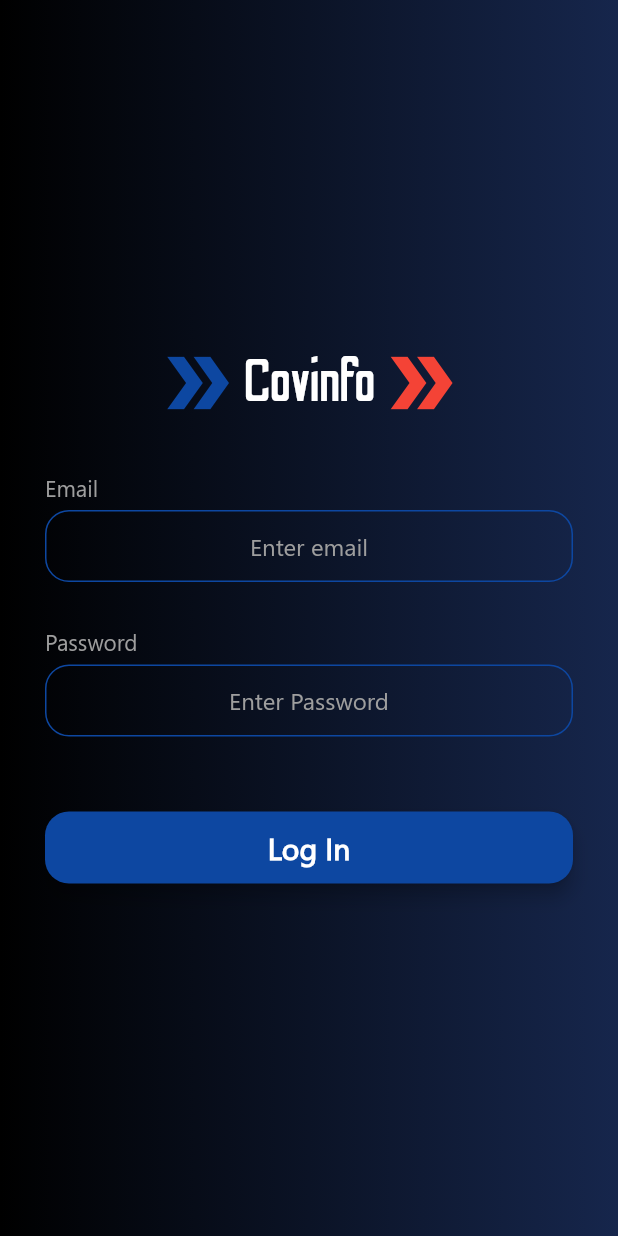
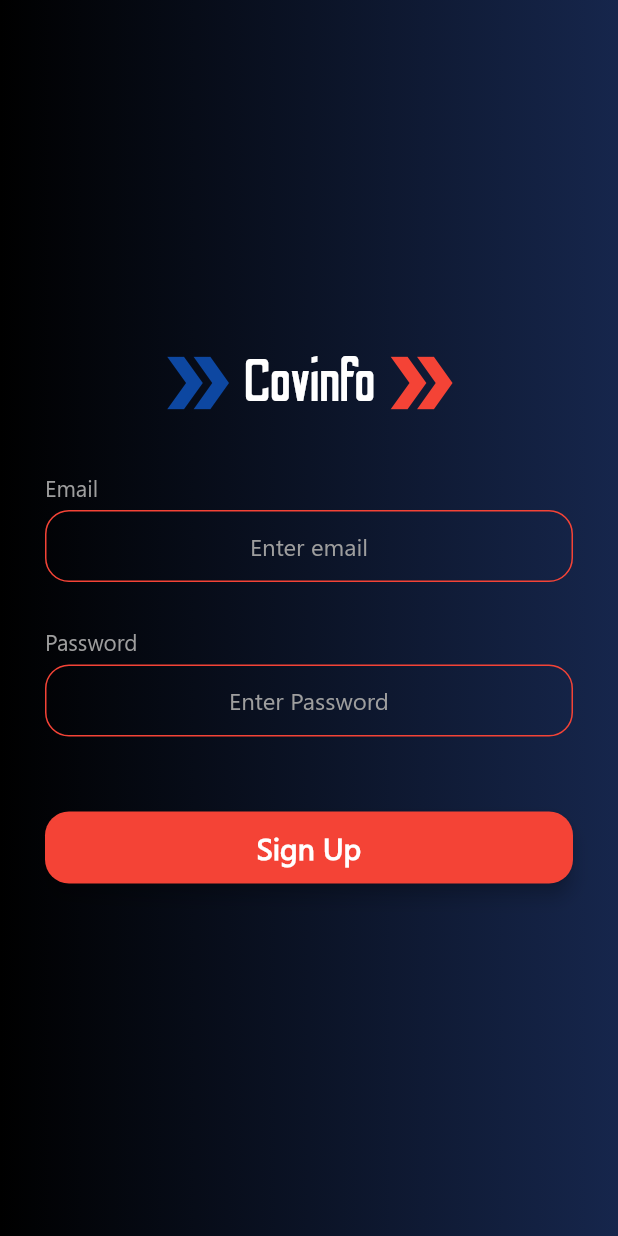
Before and after one commit to bhuwan3/Covinfo, a Flutter app: the screen it shows after launch, on a phone screen of 412 x 824 dp. Run offline on Flutter 3.47's test engine with Material 2 defaults, Android fonts, the phone set to English and light mode, and no system bars.

Commit message:
Add SignUp Screen

```diff
--- /dev/null
+++ b/lib/authentication/presentation/screen/signUp/signUp_screen.dart
@@ -0,0 +1,81 @@
+import 'package:covinfo/authentication/presentation/screen/signUp/widget/widget.dart';
+import 'package:covinfo/constants.dart';
+import 'package:flutter/material.dart';
+
+class SignUpScreen extends StatelessWidget {
+  static String id = "signUp_screen";
+  @override
+  Widget build(BuildContext context) {
+    return GestureDetector(
+      onTap: () {
+        FocusScope.of(context).unfocus();
+        new TextEditingController().clear();
+      },
+      child: Container(
+        decoration: BoxDecoration(
+          gradient: gradient,
+        ),
+        child: Scaffold(
+          resizeToAvoidBottomInset: false,
+          backgroundColor: Colors.transparent,
+          body: Padding(
+            padding: const EdgeInsets.symmetric(horizontal: 30.0),
+            child: Column(
+              mainAxisAlignment: MainAxisAlignment.center,
+              crossAxisAlignment: CrossAxisAlignment.center,
+              children: [
+                Logo(),
+                SizedBox(
+                  height: 30.0,
+                ),
+                Align(
+                  alignment: Alignment.centerLeft,
+                  child: Text(
+                    "Email",
+                    style: TextStyle(color: Colors.grey, fontSize: 15.0),
+                  ),
+                ),
+                SizedBox(
+                  height: 5.0,
+                ),
+                EntryField(
+                  onChanged: (value) {},
+                  title: "Enter email",
+                  colour: Colors.red,
+                  obscure: false,
+                ),
+                SizedBox(
+                  height: 30.0,
+                ),
+                Align(
+                  alignment: Alignment.centerLeft,
+                  child: Text(
+                    "Password",
+                    style: TextStyle(color: Colors.grey, fontSize: 15.0),
+                  ),
+                ),
+                SizedBox(
+                  height: 5.0,
+                ),
+                EntryField(
+                  onChanged: (value) {},
+                  title: "Enter Password",
+                  colour: Colors.red,
+                  obscure: true,
+                ),
+                SizedBox(
+                  height: 40.0,
+                ),
+                Button(
+                  title: "Sign Up",
+                  color: Colors.red,
+                  onPressed: () {},
+                )
+              ],
+            ),
+          ),
+        ),
+      ),
+    );
+  }
+}
--- /dev/null
+++ b/lib/authentication/presentation/screen/signUp/widget/button.dart
@@ -0,0 +1,38 @@
+import 'package:flutter/material.dart';
+
+class Button extends StatefulWidget {
+  Button({this.onPressed, this.color, this.title});
+  final Function onPressed;
+  final Color color;
+  final String title;
+  @override
+  _ButtonState createState() => _ButtonState();
+}
+
+class _ButtonState extends State<Button> {
+  @override
+  Widget build(BuildContext context) {
+    return Padding(
+      padding: EdgeInsets.symmetric(
+        vertical: 10.0,
+      ),
+      child: Material(
+        elevation: 5.0,
+        color: widget.color,
+        borderRadius: BorderRadius.circular(16.0),
+        child: MaterialButton(
+          onPressed: widget.onPressed,
+          minWidth: 400.0,
+          height: 42.0,
+          child: Text(
+            widget.title,
+            style: TextStyle(
+                fontSize: 20.0,
+                color: Colors.white,
+                fontWeight: FontWeight.bold),
+          ),
+        ),
+      ),
+    );
+  }
+}
--- /dev/null
+++ b/lib/authentication/presentation/screen/signUp/widget/entry.dart
@@ -0,0 +1,37 @@
+import 'package:flutter/material.dart';
+
+class EntryField extends StatelessWidget {
+  EntryField({this.title, this.colour, @required this.onChanged, this.obscure});
+  final String title;
+  final Color colour;
+  final Function onChanged;
+  final bool obscure;
+
+  @override
+  Widget build(BuildContext context) {
+    return TextField(
+      autofocus: false,
+      obscureText: obscure,
+      keyboardType: TextInputType.emailAddress,
+      textAlign: TextAlign.center,
+      style: TextStyle(color: Colors.white),
+      onChanged: onChanged,
+      decoration: InputDecoration(
+        hintText: title,
+        hintStyle: TextStyle(color: Colors.grey),
+        contentPadding: EdgeInsets.symmetric(vertical: 10.0, horizontal: 20.0),
+        border: OutlineInputBorder(
+          borderRadius: BorderRadius.all(Radius.circular(16.0)),
+        ),
+        enabledBorder: OutlineInputBorder(
+          borderSide: BorderSide(color: colour, width: 1.0),
+          borderRadius: BorderRadius.all(Radius.circular(16.0)),
+        ),
+        focusedBorder: OutlineInputBorder(
+          borderSide: BorderSide(color: colour, width: 2.0),
+          borderRadius: BorderRadius.all(Radius.circular(16.0)),
+        ),
+      ),
+    );
+  }
+}
--- /dev/null
+++ b/lib/authentication/presentation/screen/signUp/widget/logo.dart
@@ -0,0 +1,27 @@
+import 'package:flutter/material.dart';
+
+class Logo extends StatelessWidget {
+  @override
+  Widget build(BuildContext context) {
+    return Row(
+      mainAxisAlignment: MainAxisAlignment.center,
+      children: [
+        Icon(
+          Icons.double_arrow,
+          color: Colors.blue.shade900,
+          size: 60.0,
+        ),
+        Text(
+          "Covinfo",
+          style:
+              TextStyle(fontFamily: "Fam", color: Colors.white, fontSize: 40.0),
+        ),
+        Icon(
+          Icons.double_arrow,
+          color: Colors.red,
+          size: 60.0,
+        ),
+      ],
+    );
+  }
+}
--- /dev/null
+++ b/lib/authentication/presentation/screen/signUp/widget/widget.dart
@@ -0,0 +1,3 @@
+export 'button.dart';
+export 'entry.dart';
+export 'logo.dart';
--- a/lib/main.dart
+++ b/lib/main.dart
@@ -1,4 +1,5 @@
 import 'package:covinfo/authentication/presentation/screen/login/login_screen.dart';
+import 'package:covinfo/authentication/presentation/screen/signup/signUp_screen.dart';
 import 'package:covinfo/authentication/presentation/screen/splash/splash_screen.dart';
 import 'package:flutter/material.dart';
 
@@ -11,10 +12,11 @@ class MyApp extends StatelessWidget {
   Widget build(BuildContext context) {
     return MaterialApp(
       theme: ThemeData(fontFamily: "Leela"),
-      initialRoute: LoginScreen.id,
+      initialRoute: SignUpScreen.id,
       routes: {
         SplashScreen.id: (context) => SplashScreen(),
         LoginScreen.id: (context) => LoginScreen(),
+        SignUpScreen.id: (context) => SignUpScreen(),
       },
     );
   }
```
